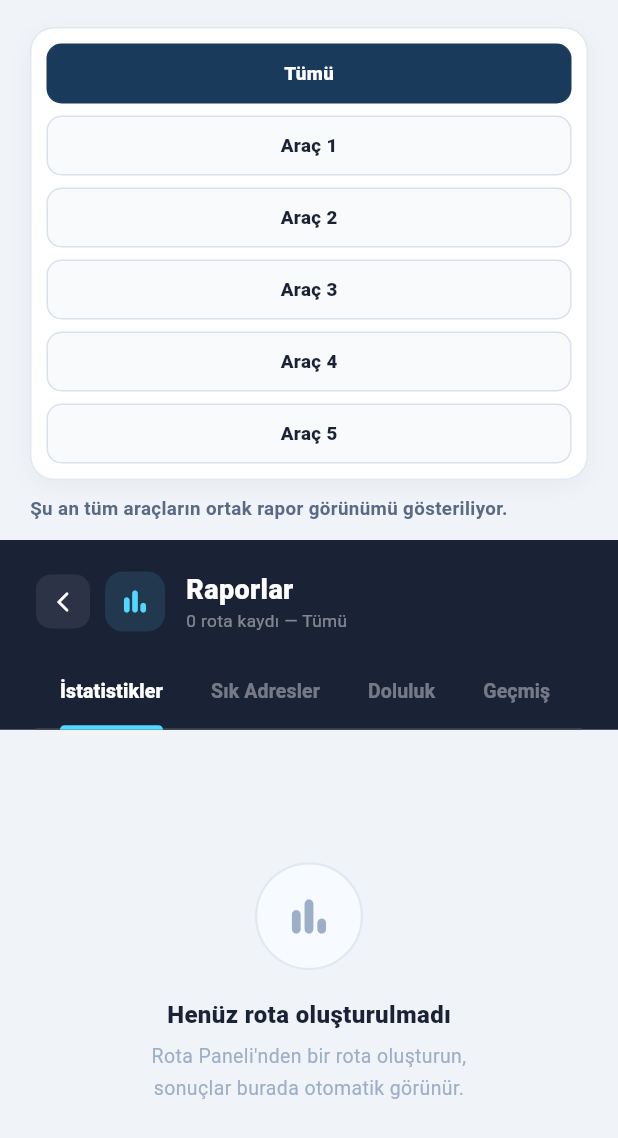
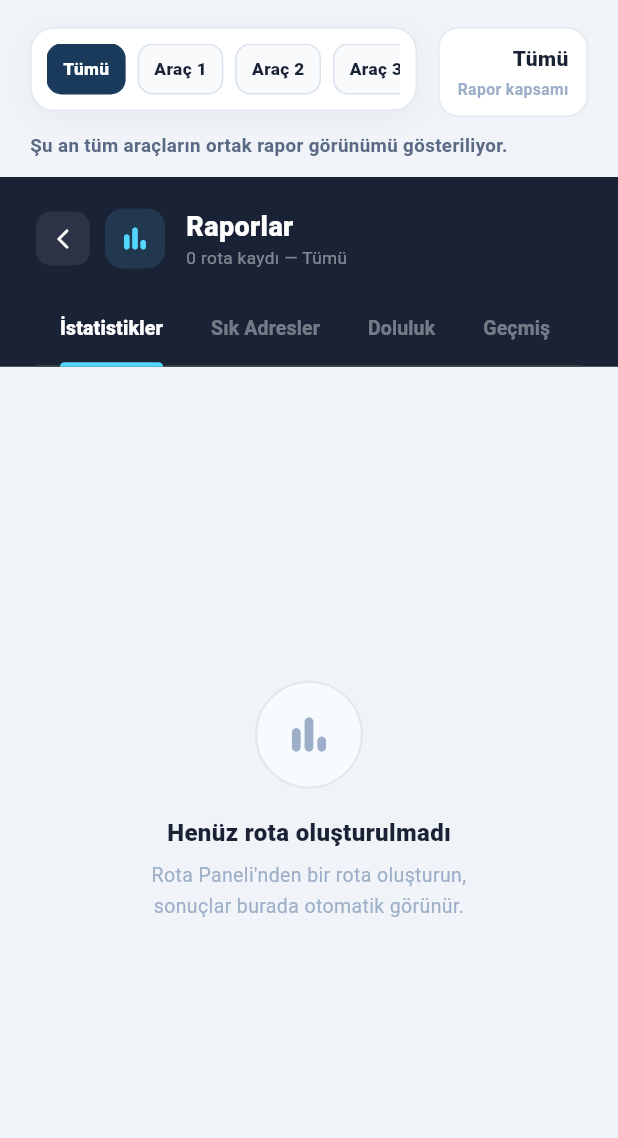
Before and after one commit to arjinozceylan/Rota_Uygulamaa, a Flutter app: the ReportsPage screen opened directly, on a phone screen of 412 x 824 dp. Shown: the top 1138 px of the screen. Run offline on Flutter 3.47's test engine with Material 3 defaults, Android fonts, the phone set to English and light mode, and no system bars; our stand-ins replace file_picker, flutter_map, latlong2.

Commit message:
trellodaki to do lar bitti

```diff
--- a/lib/services/reports_page.dart
+++ b/lib/services/reports_page.dart
@@ -241,72 +241,55 @@ class _ReportsPageState extends State<ReportsPage>
             child: Column(
               crossAxisAlignment: CrossAxisAlignment.start,
               children: [
-                Container(
-                  padding: const EdgeInsets.all(10),
-                  decoration: BoxDecoration(
-                    color: Colors.white,
-                    borderRadius: BorderRadius.circular(16),
-                    border: Border.all(color: const Color(0xFFE2E8F0)),
-                    boxShadow: [
-                      BoxShadow(
-                        color: Colors.black.withOpacity(0.04),
-                        blurRadius: 12,
-                        offset: const Offset(0, 4),
-                      ),
-                    ],
-                  ),
-                  child: Wrap(
-                    spacing: 8,
-                    runSpacing: 8,
-                    children: [
-                      _ReportScopeChip(
-                        label: 'Tümü',
-                        selected: _target == _ReportTarget.all,
-                        onTap: () =>
-                            setState(() => _target = _ReportTarget.all),
-                      ),
-                      _ReportScopeChip(
-                        label: VehicleId.vehicle1.label,
-                        selected: _target == _ReportTarget.vehicle1,
-                        onTap: () {
-                          fleet.selectVehicle(VehicleId.vehicle1);
-                          setState(() => _target = _ReportTarget.vehicle1);
+                Row(
+                  crossAxisAlignment: CrossAxisAlignment.start,
+                  children: [
+                    Expanded(
+                      child: _CompactReportTargetBar(
+                        target: _target,
+                        onChanged: (next) {
+                          if (next != _ReportTarget.all) {
+                            fleet.selectVehicle(_vehicleFromTarget(next));
+                          }
+                          setState(() => _target = next);
                         },
                       ),
-                      _ReportScopeChip(
-                        label: VehicleId.vehicle2.label,
-                        selected: _target == _ReportTarget.vehicle2,
-                        onTap: () {
-                          fleet.selectVehicle(VehicleId.vehicle2);
-                          setState(() => _target = _ReportTarget.vehicle2);
-                        },
-                      ),
-                      _ReportScopeChip(
-                        label: VehicleId.vehicle3.label,
-                        selected: _target == _ReportTarget.vehicle3,
-                        onTap: () {
-                          fleet.selectVehicle(VehicleId.vehicle3);
-                          setState(() => _target = _ReportTarget.vehicle3);
-                        },
-                      ),
-                      _ReportScopeChip(
-                        label: VehicleId.vehicle4.label,
-                        selected: _target == _ReportTarget.vehicle4,
-                        onTap: () {
-                          fleet.selectVehicle(VehicleId.vehicle4);
-                          setState(() => _target = _ReportTarget.vehicle4);
-                        },
-                      ),
-                      _ReportScopeChip(
-                        label: VehicleId.vehicle5.label,
-                        selected: _target == _ReportTarget.vehicle5,
-                        onTap: () {
-                          fleet.selectVehicle(VehicleId.vehicle5);
-                          setState(() => _target = _ReportTarget.vehicle5);
-                        },
-                      ),
-                    ],
-                  ),
+                    ),
+                    const SizedBox(width: 14),
+                    Container(
+                      padding: const EdgeInsets.symmetric(
+                        horizontal: 12,
+                        vertical: 10,
+                      ),
+                      decoration: BoxDecoration(
+                        color: Colors.white,
+                        borderRadius: BorderRadius.circular(14),
+                        border: Border.all(color: const Color(0xFFE2E8F0)),
+                      ),
+                      child: Column(
+                        crossAxisAlignment: CrossAxisAlignment.end,
+                        children: [
+                          Text(
+                            _targetLabel(_target),
+                            style: const TextStyle(
+                              color: _C.textDark,
+                              fontWeight: FontWeight.w900,
+                              fontSize: 14,
+                            ),
+                          ),
+                          const SizedBox(height: 3),
+                          const Text(
+                            'Rapor kapsamı',
+                            style: TextStyle(
+                              color: _C.textLight,
+                              fontWeight: FontWeight.w700,
+                              fontSize: 10.5,
+                            ),
+                          ),
+                        ],
+                      ),
+                    ),
+                  ],
                 ),
                 const SizedBox(height: 10),
                 Text(
@@ -1624,7 +1607,7 @@ class _ReportScopeChip extends StatelessWidget {
         borderRadius: BorderRadius.circular(10),
         child: AnimatedContainer(
           duration: const Duration(milliseconds: 180),
-          padding: const EdgeInsets.symmetric(horizontal: 12, vertical: 10),
+          padding: const EdgeInsets.symmetric(horizontal: 10, vertical: 8),
           decoration: BoxDecoration(
             color: selected ? const Color(0xFF1A3A5C) : const Color(0xFFF8FAFC),
             borderRadius: BorderRadius.circular(10),
@@ -1639,7 +1622,7 @@ class _ReportScopeChip extends StatelessWidget {
               label,
               style: TextStyle(
                 color: selected ? Colors.white : const Color(0xFF1A2236),
-                fontSize: 12.5,
+                fontSize: 11.5,
                 fontWeight: FontWeight.w800,
               ),
             ),
@@ -1649,3 +1632,74 @@ class _ReportScopeChip extends StatelessWidget {
     );
   }
 }
+
+class _CompactReportTargetBar extends StatelessWidget {
+  const _CompactReportTargetBar({
+    required this.target,
+    required this.onChanged,
+  });
+
+  final _ReportTarget target;
+  final ValueChanged<_ReportTarget> onChanged;
+
+  @override
+  Widget build(BuildContext context) {
+    return Container(
+      padding: const EdgeInsets.all(10),
+      decoration: BoxDecoration(
+        color: Colors.white,
+        borderRadius: BorderRadius.circular(16),
+        border: Border.all(color: const Color(0xFFE2E8F0)),
+        boxShadow: [
+          BoxShadow(
+            color: Colors.black.withOpacity(0.04),
+            blurRadius: 12,
+            offset: const Offset(0, 4),
+          ),
+        ],
+      ),
+      child: SingleChildScrollView(
+        scrollDirection: Axis.horizontal,
+        child: Row(
+          children: [
+            _ReportScopeChip(
+              label: 'Tümü',
+              selected: target == _ReportTarget.all,
+              onTap: () => onChanged(_ReportTarget.all),
+            ),
+            const SizedBox(width: 8),
+            _ReportScopeChip(
+              label: VehicleId.vehicle1.label,
+              selected: target == _ReportTarget.vehicle1,
+              onTap: () => onChanged(_ReportTarget.vehicle1),
+            ),
+            const SizedBox(width: 8),
+            _ReportScopeChip(
+              label: VehicleId.vehicle2.label,
+              selected: target == _ReportTarget.vehicle2,
+              onTap: () => onChanged(_ReportTarget.vehicle2),
+            ),
+            const SizedBox(width: 8),
+            _ReportScopeChip(
+              label: VehicleId.vehicle3.label,
+              selected: target == _ReportTarget.vehicle3,
+              onTap: () => onChanged(_ReportTarget.vehicle3),
+            ),
+            const SizedBox(width: 8),
+            _ReportScopeChip(
+              label: VehicleId.vehicle4.label,
+              selected: target == _ReportTarget.vehicle4,
+              onTap: () => onChanged(_ReportTarget.vehicle4),
+            ),
+            const SizedBox(width: 8),
+            _ReportScopeChip(
+              label: VehicleId.vehicle5.label,
+              selected: target == _ReportTarget.vehicle5,
+              onTap: () => onChanged(_ReportTarget.vehicle5),
+            ),
+          ],
+        ),
+      ),
+    );
+  }
+}
--- a/pubspec.yaml
+++ b/pubspec.yaml
@@ -37,9 +37,10 @@ dependencies:
   # The following adds the Cupertino Icons font to your application.
   # Use with the CupertinoIcons class for iOS style icons.
 
-  file_picker: ^8.0.0
+  file_picker: ^10.3.3
   http: ^1.2.2
   provider: ^6.0.5
+
 dev_dependencies:
   flutter_test:
     sdk: flutter
```
Also changed, not shown: lib/screens/calendar_page.dart (+84 -9 lines), lib/services/home_page.dart (+18 -5 lines), pubspec.lock, 2 other files.
